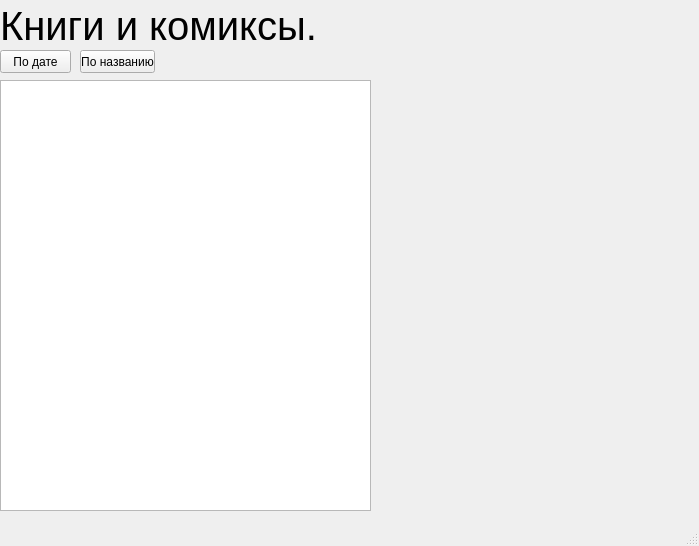
Zloiben/Application, file books_comics.ui: the form before one commit.
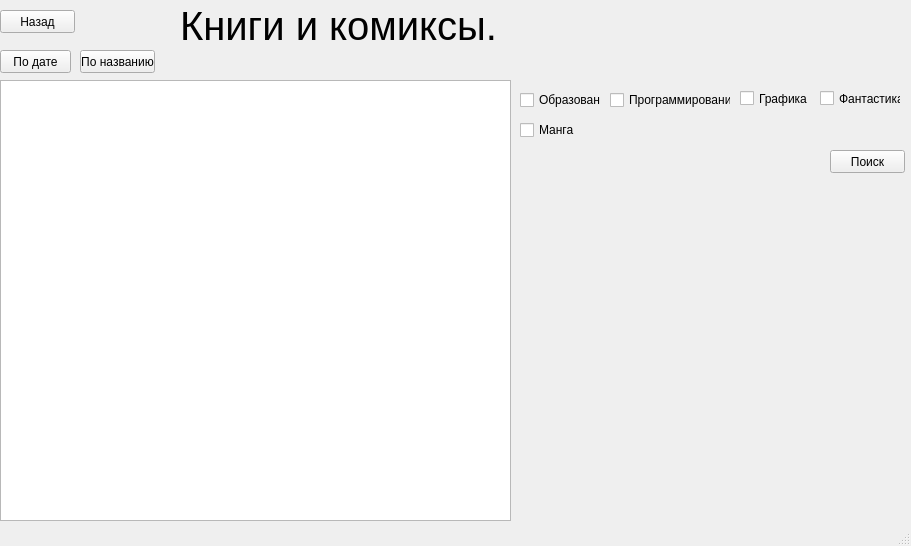
The form after the commit.

Patch:
```diff
--- a/books_comics.ui
+++ b/books_comics.ui
@@ -9,7 +9,7 @@
    <rect>
     <x>0</x>
     <y>0</y>
-    <width>699</width>
+    <width>911</width>
     <height>546</height>
    </rect>
   </property>
@@ -20,7 +20,7 @@
    <widget class="QLabel" name="label">
     <property name="geometry">
      <rect>
-      <x>0</x>
+      <x>180</x>
       <y>0</y>
       <width>331</width>
       <height>51</height>
@@ -43,10 +43,13 @@
      <rect>
       <x>0</x>
       <y>80</y>
-      <width>371</width>
-      <height>431</height>
+      <width>511</width>
+      <height>441</height>
      </rect>
     </property>
+    <property name="readOnly">
+     <bool>true</bool>
+    </property>
    </widget>
    <widget class="QPushButton" name="btn_date_DESC_books">
     <property name="geometry">
@@ -74,6 +77,97 @@
      <string>По названию</string>
     </property>
    </widget>
+   <widget class="QPushButton" name="btn_exit">
+    <property name="geometry">
+     <rect>
+      <x>0</x>
+      <y>10</y>
+      <width>75</width>
+      <height>23</height>
+     </rect>
+    </property>
+    <property name="text">
+     <string>Назад</string>
+    </property>
+   </widget>
+   <widget class="QCheckBox" name="checkBox">
+    <property name="geometry">
+     <rect>
+      <x>520</x>
+      <y>90</y>
+      <width>81</width>
+      <height>20</height>
+     </rect>
+    </property>
+    <property name="text">
+     <string>Образование</string>
+    </property>
+   </widget>
+   <widget class="QCheckBox" name="checkBox_2">
+    <property name="geometry">
+     <rect>
+      <x>610</x>
+      <y>90</y>
+      <width>121</width>
+      <height>20</height>
+     </rect>
+    </property>
+    <property name="text">
+     <string>Программирование</string>
+    </property>
+   </widget>
+   <widget class="QCheckBox" name="checkBox_3">
+    <property name="geometry">
+     <rect>
+      <x>740</x>
+      <y>90</y>
+      <width>70</width>
+      <height>17</height>
+     </rect>
+    </property>
+    <property name="text">
+     <string>Графика</string>
+    </property>
+   </widget>
+   <widget class="QCheckBox" name="checkBox_4">
+    <property name="geometry">
+     <rect>
+      <x>820</x>
+      <y>90</y>
+      <width>81</width>
+      <height>17</height>
+     </rect>
+    </property>
+    <property name="text">
+     <string>Фантастика</string>
+    </property>
+   </widget>
+   <widget class="QCheckBox" name="checkBox_5">
+    <property name="geometry">
+     <rect>
+      <x>520</x>
+      <y>120</y>
+      <width>81</width>
+      <height>20</height>
+     </rect>
+    </property>
+    <property name="text">
+     <string>Манга</string>
+    </property>
+   </widget>
+   <widget class="QPushButton" name="pushButton">
+    <property name="geometry">
+     <rect>
+      <x>830</x>
+      <y>150</y>
+      <width>75</width>
+      <height>23</height>
+     </rect>
+    </property>
+    <property name="text">
+     <string>Поиск</string>
+    </property>
+   </widget>
   </widget>
   <widget class="QMenuBar" name="menubar">
    <property name="geometry">
```
Left out of the diff: 2 changed lines with no effect on the pictures.
